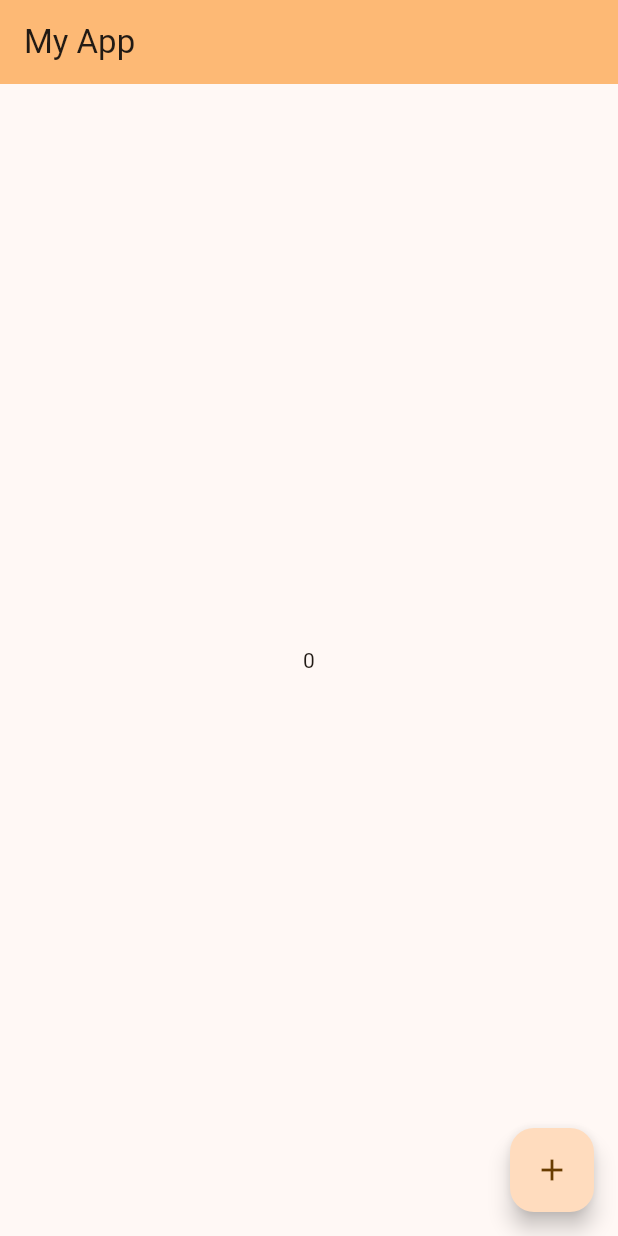
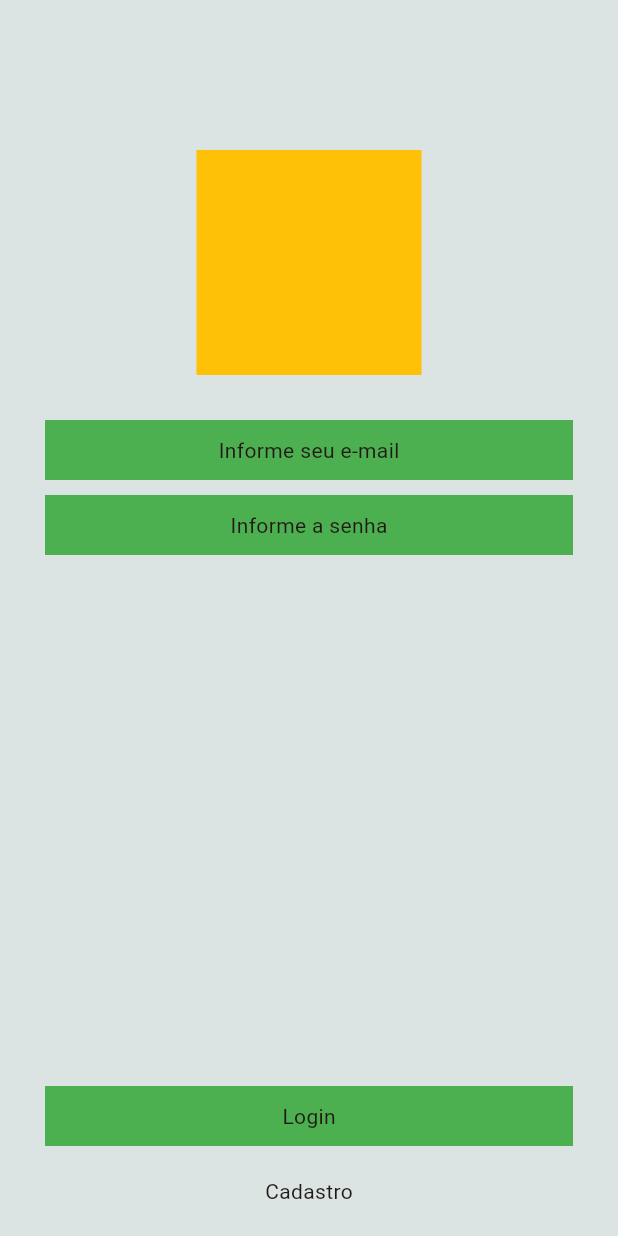
Before and after one commit to RonaldoSMelo/flutter_apps, a Flutter app: the screen it shows after launch, on a phone screen of 412 x 824 dp. Run offline on Flutter 3.47's test engine with Material 3 defaults, Android fonts, the phone set to English and light mode, and no system bars.

Commit message:
Tela de Login

```diff
--- a/flutter_apps/lib/my_app.dart
+++ b/flutter_apps/lib/my_app.dart
@@ -1,5 +1,6 @@
 import 'package:flutter/material.dart';
-import 'package:flutter_apps/pages/home_page.dart';
+
+import 'package:flutter_apps/pages/login_page.dart';
 
 class MyApp extends StatelessWidget {
   const MyApp({super.key});
@@ -12,7 +13,7 @@ class MyApp extends StatelessWidget {
         colorScheme: ColorScheme.fromSeed(seedColor: Colors.orange),
         useMaterial3: true,
       ),
-      home: const MyHomePage(title: 'My App'),
+      home: const LoginPage(), //MyHomePage(title: 'My App'),
     );
   }
 }
--- /dev/null
+++ b/flutter_apps/lib/pages/login_page.dart
@@ -0,0 +1,80 @@
+import 'package:flutter/material.dart';
+
+class LoginPage extends StatefulWidget {
+  const LoginPage({super.key});
+
+  @override
+  State<LoginPage> createState() => _LoginPageState();
+}
+
+class _LoginPageState extends State<LoginPage> {
+  @override
+  Widget build(BuildContext context) {
+    return SafeArea(
+      child: Scaffold(
+        backgroundColor: const Color.fromARGB(255, 219, 227, 227),
+        body: SizedBox(
+          width: double.infinity,
+          child: Column(
+            crossAxisAlignment: CrossAxisAlignment.center,
+            children: [
+              const SizedBox(
+                height: 50,
+              ),
+              Container(
+                margin: const EdgeInsets.only(top: 50),
+                width: 150,
+                height: 150,
+                color: Colors.amber,
+              ),
+              const SizedBox(
+                height: 30,
+              ),
+              Container(
+                width: double.infinity,
+                margin: const EdgeInsets.symmetric(horizontal: 30),
+                color: Colors.green,
+                height: 40,
+                alignment: Alignment.center,
+                child: const Text('Informe seu e-mail'),
+              ),
+              const SizedBox(
+                height: 10,
+              ),
+              Container(
+                width: double.infinity,
+                margin: const EdgeInsets.symmetric(horizontal: 30),
+                color: Colors.green,
+                height: 40,
+                alignment: Alignment.center,
+                child: const Text('Informe a senha'),
+              ),
+              Expanded(child: Container()),
+              Container(
+                width: double.infinity,
+                margin: const EdgeInsets.symmetric(horizontal: 30),
+                color: Colors.green,
+                height: 40,
+                alignment: Alignment.center,
+                child: const Text('Login'),
+              ),
+              const SizedBox(
+                height: 10,
+              ),
+              Container(
+                width: double.infinity,
+                margin: const EdgeInsets.symmetric(horizontal: 30),
+                height: 40,
+                alignment: Alignment.center,
+                child: const Text('Cadastro'),
+              ),
+              const SizedBox(
+                height: 10,
+              ),
+            ],
+          ),
+        ),
+      ),
+    );
+  }
+}
```
Also changed, not shown: flutter_apps/lib/pages/home_page.dart (+78 -5 lines).
